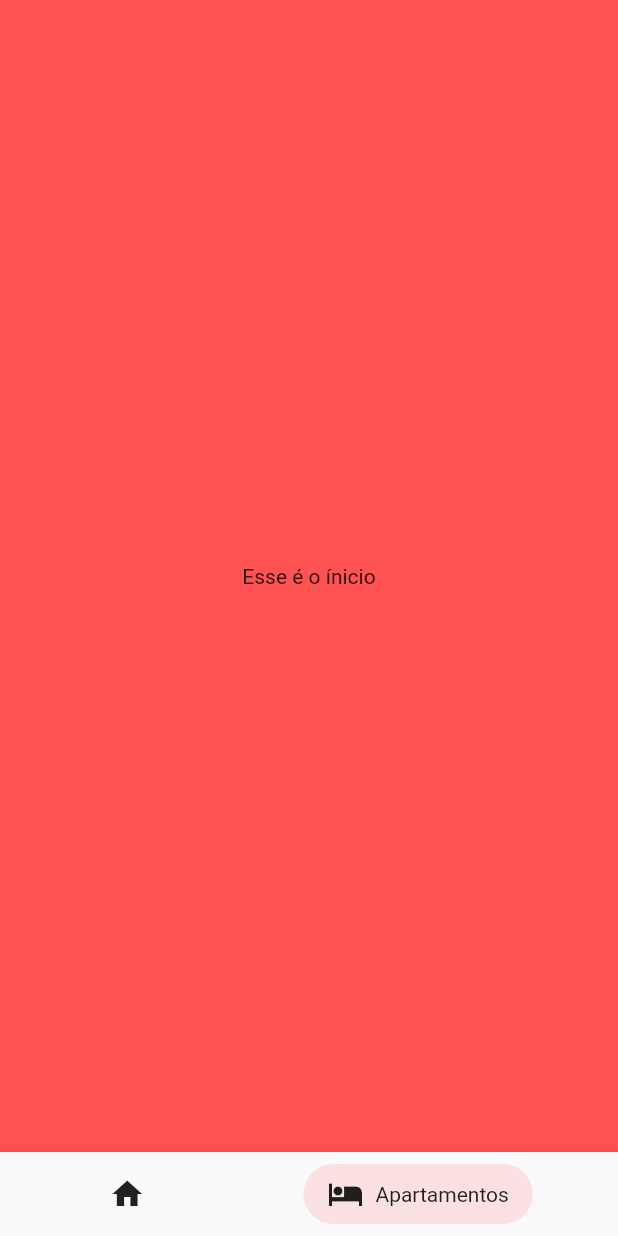
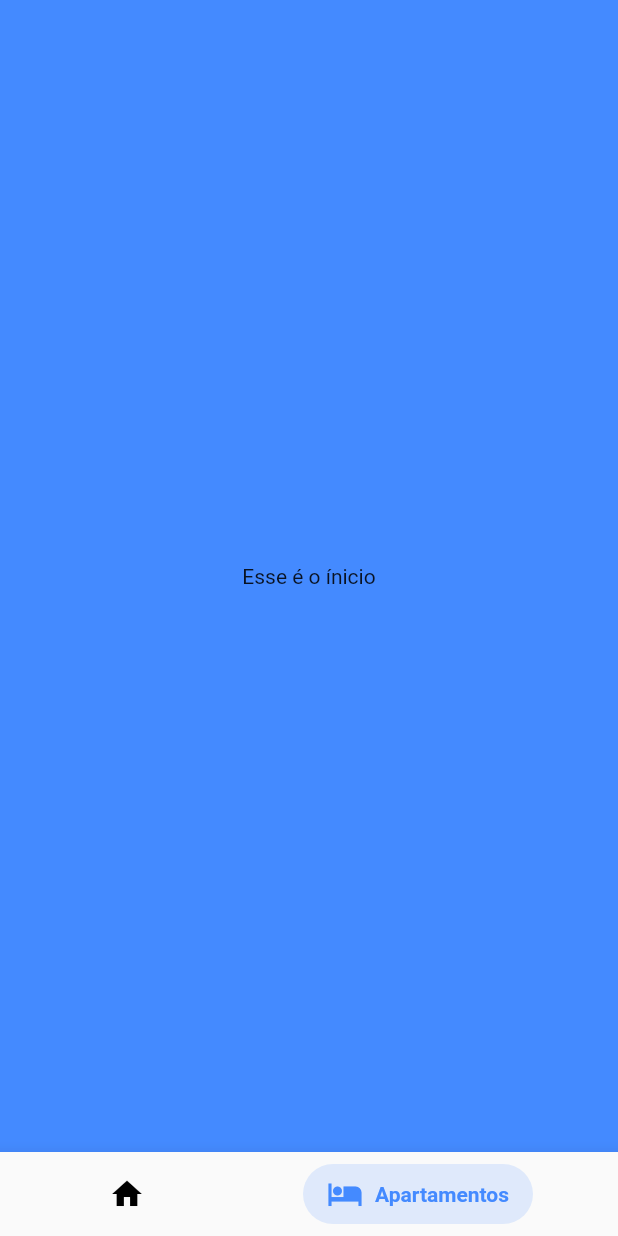
Before and after one commit to vital-edu/flutter-basic-animations, a Flutter app: the screen it shows after launch, after a tap on the "hotel" icon, on a phone screen of 412 x 824 dp. Run offline on Flutter 3.47's test engine with Material 2 defaults, Android fonts, the phone set to English and light mode, and no system bars.

Commit message:
add color transitions

```diff
--- a/lib/animated_tab_bar.dart
+++ b/lib/animated_tab_bar.dart
@@ -4,8 +4,9 @@ import 'package:flutter/material.dart';
 class AnimatedTabBar extends StatefulWidget {
   final List<TabBarItem> tabBarItems;
   final Duration animationDuration;
+  final Function onTap;
 
-  AnimatedTabBar({this.tabBarItems, this.animationDuration});
+  AnimatedTabBar({this.tabBarItems, this.animationDuration, this.onTap});
 
   @override
   _AnimatedTabBarState createState() => _AnimatedTabBarState();
@@ -37,14 +38,17 @@ class _AnimatedTabBarState extends State<AnimatedTabBar>
       bool isSelected = i == selectedBarIndex;
 
       _widgets.add(GestureDetector(
-        onTap: () => setState(() => selectedBarIndex = i),
+        onTap: () => setState(() {
+          selectedBarIndex = i;
+          widget.onTap(selectedBarIndex);
+        }),
         child: InkWell(
             splashColor: Colors.red,
             child: AnimatedContainer(
               decoration: BoxDecoration(
                 borderRadius: BorderRadius.circular(20),
                 color: isSelected
-                    ? Colors.redAccent.withOpacity(0.15)
+                    ? item.color.withOpacity(0.15)
                     : Colors.transparent,
               ),
               duration: widget.animationDuration,
@@ -53,7 +57,10 @@ class _AnimatedTabBarState extends State<AnimatedTabBar>
                     const EdgeInsets.symmetric(vertical: 8.0, horizontal: 16.0),
                 child: Row(
                   children: <Widget>[
-                    Icon(item.icon),
+                    Icon(
+                      item.icon,
+                      color: isSelected ? item.color : Colors.black,
+                    ),
                     SizedBox(
                       width: 8,
                     ),
@@ -61,7 +68,13 @@ class _AnimatedTabBarState extends State<AnimatedTabBar>
                         curve: Curves.easeInOutSine,
                         duration: widget.animationDuration,
                         vsync: this,
-                        child: Text(isSelected ? item.text : '')),
+                        child: Text(
+                          isSelected ? item.text : '',
+                          style: TextStyle(
+                            fontWeight: FontWeight.w700,
+                            color: item.color,
+                          ),
+                        )),
                   ],
                 ),
               ),
--- a/lib/home.dart
+++ b/lib/home.dart
@@ -3,7 +3,7 @@ import 'package:flutter/material.dart';
 import 'package:fdesign/animated_tab_bar.dart';
 
 class Home extends StatefulWidget {
-  final List<TabBarItem> barItems = [
+  final List<TabBarItem> tabBarItems = [
     TabBarItem(
       icon: Icons.home,
       text: 'Início',
@@ -21,17 +21,25 @@ class Home extends StatefulWidget {
 }
 
 class _HomeState extends State<Home> {
+  int selectedTabBarIndex = 0;
+
   @override
   Widget build(BuildContext context) {
     return Scaffold(
-      body: Container(
+      body: AnimatedContainer(
+        duration: Duration(milliseconds: 500),
         child: Center(
           child: Text('Esse é o ínicio'),
         ),
-        color: Colors.redAccent,
+        color: widget.tabBarItems[selectedTabBarIndex].color,
       ),
       bottomNavigationBar: AnimatedTabBar(
-        tabBarItems: widget.barItems,
+        onTap: (int index) {
+          setState(() {
+            selectedTabBarIndex = index;
+          });
+        },
+        tabBarItems: widget.tabBarItems,
         animationDuration: const Duration(milliseconds: 400),
       ),
     );
```
